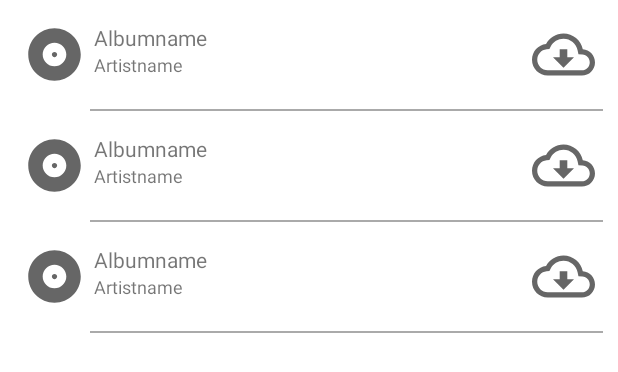
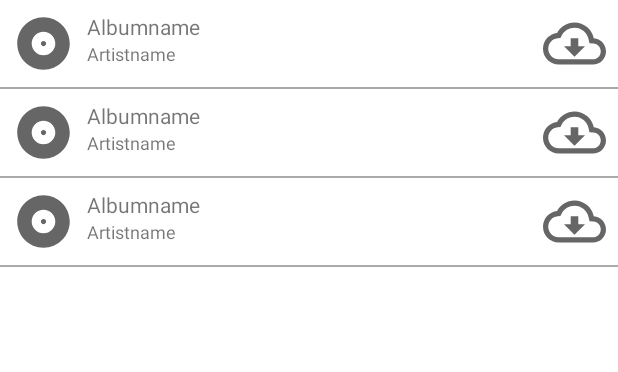
Before and after one commit to BlubbPaula/MusicMapp, an Android app: the layout fragment_home.xml on its own in the app's theme, with its tools: preview values and no code run, on a phone screen of 412 x 824 dp. Shown: the top 372 px of the screen. Run offline under Robolectric (Android 15) with nearby library versions, the phone set to English and light mode, and no system bars.

Commit message:
Add Databinding to Home Fragment
TODO: Add Databinding to Album Detail View, Rework Navigation to Detail View

```diff
--- a/MusicMapp2/app/build.gradle
+++ b/MusicMapp2/app/build.gradle
@@ -1,6 +1,7 @@
 plugins {
     id 'com.android.application'
     id 'kotlin-android'
+    id 'kotlin-kapt'
 }
 
 android {
@@ -29,6 +30,9 @@ android {
     }
     kotlinOptions {
         jvmTarget = '1.8'
+    }
+    buildFeatures {
+        dataBinding true
     }
 }
 
--- a/MusicMapp2/app/src/main/java/com/example/musicmapp2/adapter/RecyclerViewClickListener.kt
+++ b/MusicMapp2/app/src/main/java/com/example/musicmapp2/adapter/RecyclerViewClickListener.kt
@@ -3,6 +3,6 @@ package com.example.musicmapp2.adapter
 import android.view.View
 import com.example.musicmapp2.data.dataclasses.TopAlbum
 
-interface RecyclerViewClickListener {
-    fun onClick(position: Int, currentAlbum: TopAlbum)
-}
+//interface RecyclerViewClickListener {
+//    fun onClick(position: Int, currentAlbum: TopAlbum)
+//}
--- a/MusicMapp2/app/src/main/res/layout/fragment_home.xml
+++ b/MusicMapp2/app/src/main/res/layout/fragment_home.xml
@@ -1,21 +1,37 @@
 <?xml version="1.0" encoding="utf-8"?>
-<androidx.constraintlayout.widget.ConstraintLayout xmlns:android="http://schemas.android.com/apk/res/android"
+<layout xmlns:android="http://schemas.android.com/apk/res/android"
     xmlns:app="http://schemas.android.com/apk/res-auto"
-    xmlns:tools="http://schemas.android.com/tools"
+    xmlns:tools="http://schemas.android.com/tools">
+
+    <data>
+        <variable
+            name="viewModel"
+            type="com.example.musicmapp2.fragments.home.HomeViewModel" />
+    </data>
+
+    <androidx.constraintlayout.widget.ConstraintLayout
         android:layout_width="match_parent"
         android:layout_height="match_parent"
         tools:context=".fragments.home.HomeFragment">
 
         <androidx.recyclerview.widget.RecyclerView
-        android:layout_width="match_parent"
-        android:layout_height="match_parent"
-        android:id="@+id/recyclerView"
-        tools:listitem="@layout/item_album_layout"
-        tools:ignore="MissingConstraints" />
+            android:id="@+id/recyclerview"
+            android:layout_width="0dp"
+            android:layout_height="0dp"
+            app:layoutManager="androidx.recyclerview.widget.LinearLayoutManager"
+            app:layout_constraintBottom_toBottomOf="parent"
+            app:layout_constraintLeft_toLeftOf="parent"
+            app:layout_constraintRight_toRightOf="parent"
+            app:layout_constraintTop_toTopOf="parent"
+            app:listData="@{viewModel.topAlbums}"
+            tools:listitem="@layout/item_album_layout" />
+
+    </androidx.constraintlayout.widget.ConstraintLayout>
+
 
     <!--    <TextView-->
     <!--        android:id="@+id/textView"-->
     <!--        android:layout_width="match_parent"-->
     <!--        android:layout_height="match_parent"-->
     <!--        android:text="Albums"/>-->
-</androidx.constraintlayout.widget.ConstraintLayout>
+</layout>
--- a/MusicMapp2/app/src/main/res/layout/item_album_layout.xml
+++ b/MusicMapp2/app/src/main/res/layout/item_album_layout.xml
@@ -1,58 +1,79 @@
 <?xml version="1.0" encoding="utf-8"?>
-<FrameLayout xmlns:android="http://schemas.android.com/apk/res/android"
+<layout xmlns:android="http://schemas.android.com/apk/res/android"
+    xmlns:app="http://schemas.android.com/apk/res-auto"
+    xmlns:tools="http://schemas.android.com/tools"
+    android:id="@+id/item_album_layout">
+
+    <data>
+
+        <variable
+            name="album"
+            type="com.example.musicmapp2.data.dataclasses.TopAlbum" />
+    </data>
+
+    <androidx.constraintlayout.widget.ConstraintLayout
         android:layout_width="match_parent"
-    android:layout_height="wrap_content"
-    android:id="@+id/item_album_layout">
-    <LinearLayout
-        android:layout_width="match_parent"
-        android:layout_height="wrap_content"
-        android:orientation="vertical">
-        <RelativeLayout
-            android:layout_width="match_parent"
-            android:layout_height="wrap_content"
-            android:orientation="horizontal"
-            android:padding="15dp">
+        android:layout_height="wrap_content">
+
         <ImageView
-                android:layout_alignParentLeft="true"
+            android:id="@+id/album_image"
+            imageUrl="@{album.image[1].text}"
             android:layout_width="42dp"
             android:layout_height="42dp"
-                android:id="@+id/album_image"
-                android:src="@drawable/ic_baseline_album_24" />
-            <LinearLayout
-                android:layout_marginHorizontal="5dp"
-                android:layout_width="match_parent"
-                android:layout_height="wrap_content"
-                android:layout_toRightOf="@id/album_image"
-                android:layout_toLeftOf="@id/downloadAlbum"
-                android:orientation="vertical">
+            android:layout_marginStart="8dp"
+            app:layout_constraintBottom_toTopOf="@id/bottom_line"
+            app:layout_constraintStart_toStartOf="parent"
+            app:layout_constraintTop_toTopOf="parent"
+            tools:src="@drawable/ic_baseline_album_24" />
+
         <TextView
-                    android:layout_width="match_parent"
-                    android:layout_height="wrap_content"
             android:id="@+id/album_name"
-                    android:text="Albumname"/>
-                <TextView
             android:layout_width="wrap_content"
             android:layout_height="wrap_content"
+            android:layout_marginStart="8dp"
+            android:layout_marginTop="8dp"
+            android:layout_marginEnd="8dp"
+            android:text="@{album.name}"
+            app:layout_constraintEnd_toStartOf="@id/download_album"
+            app:layout_constraintHorizontal_bias="0.0"
+            app:layout_constraintStart_toEndOf="@id/album_image"
+            app:layout_constraintTop_toTopOf="parent"
+            tools:text="Albumname" />
+
+        <TextView
             android:id="@+id/artist_name"
-                    android:text="Artistname"
-                    android:textSize="12dp"/>
-            </LinearLayout>
+            android:layout_width="wrap_content"
+            android:layout_height="wrap_content"
+            android:text="@{album.artist.name}"
+            android:textSize="12sp"
+            app:layout_constraintEnd_toEndOf="@id/album_name"
+            app:layout_constraintHorizontal_bias="0.0"
+            app:layout_constraintStart_toStartOf="@id/album_name"
+            app:layout_constraintTop_toBottomOf="@id/album_name"
+            tools:text="Artistname" />
+
         <ImageView
+            android:id="@+id/download_album"
             android:layout_width="42dp"
             android:layout_height="42dp"
-                android:layout_alignParentRight="true"
-                android:id="@+id/downloadAlbum"
+            android:layout_marginTop="8dp"
+            android:layout_marginEnd="8dp"
+            android:layout_marginBottom="8dp"
             android:src="@drawable/ic_outline_cloud_download_24"
-                />
-        </RelativeLayout>
+            app:layout_constraintBottom_toTopOf="@id/bottom_line"
+            app:layout_constraintEnd_toEndOf="parent"
+            app:layout_constraintTop_toTopOf="parent" />
+
         <View
-            android:layout_marginLeft="60dp"
-            android:layout_marginRight="10dp"
+            android:id="@+id/bottom_line"
             android:layout_width="match_parent"
             android:layout_height="1dp"
-            android:background="@android:color/darker_gray"/>
-    </LinearLayout>
+            android:layout_marginTop="8dp"
+            android:background="@android:color/darker_gray"
+            app:layout_constraintBottom_toBottomOf="parent"
+            app:layout_constraintStart_toStartOf="parent"
+            app:layout_constraintTop_toBottomOf="@id/artist_name"
+            app:layout_constraintVertical_bias="1.0" />
+    </androidx.constraintlayout.widget.ConstraintLayout>
 
-
-
-</FrameLayout>
+</layout>
--- a/MusicMapp2/build.gradle
+++ b/MusicMapp2/build.gradle
@@ -6,7 +6,7 @@ buildscript {
         jcenter()
     }
     dependencies {
-        classpath 'com.android.tools.build:gradle:4.1.2'
+        classpath 'com.android.tools.build:gradle:4.1.3'
         classpath "org.jetbrains.kotlin:kotlin-gradle-plugin:$kotlin_version"
 
         // NOTE: Do not place your application dependencies here; they belong
```
Also changed, not shown: MusicMapp2/app/src/main/java/com/example/musicmapp2/BindingAdapters.kt (added, +30 -0 lines), MusicMapp2/app/src/main/java/com/example/musicmapp2/MainActivity.kt (+0 -7 lines), MusicMapp2/app/src/main/java/com/example/musicmapp2/activitys/album/AlbumActivity.kt (+55 -66 lines), MusicMapp2/app/src/main/java/com/example/musicmapp2/activitys/album/AlbumViewModel.kt (+26 -29 lines), MusicMapp2/app/src/main/java/com/example/musicmapp2/activitys/album/AlbumViewModelFactory.kt (deleted, +0 -11 lines), MusicMapp2/app/src/main/java/com/example/musicmapp2/adapter/AlbumRecycleViewAdapter.kt (+32 -46 lines), MusicMapp2/app/src/main/java/com/example/musicmapp2/data/network/ApiService.kt (+6 -3 lines), MusicMapp2/app/src/main/java/com/example/musicmapp2/fragments/home/HomeFragment.kt (+28 -46 lines), MusicMapp2/app/src/main/java/com/example/musicmapp2/fragments/home/HomeViewModel.kt (+21 -12 lines), MusicMapp2/app/src/main/java/com/example/musicmapp2/fragments/home/HomeViewModelFactory.kt (deleted, +0 -11 lines), MusicMapp2/app/src/main/res/layout/activity_album.xml (+18 -16 lines). Lines whose indentation alone changed are shown as unchanged.
